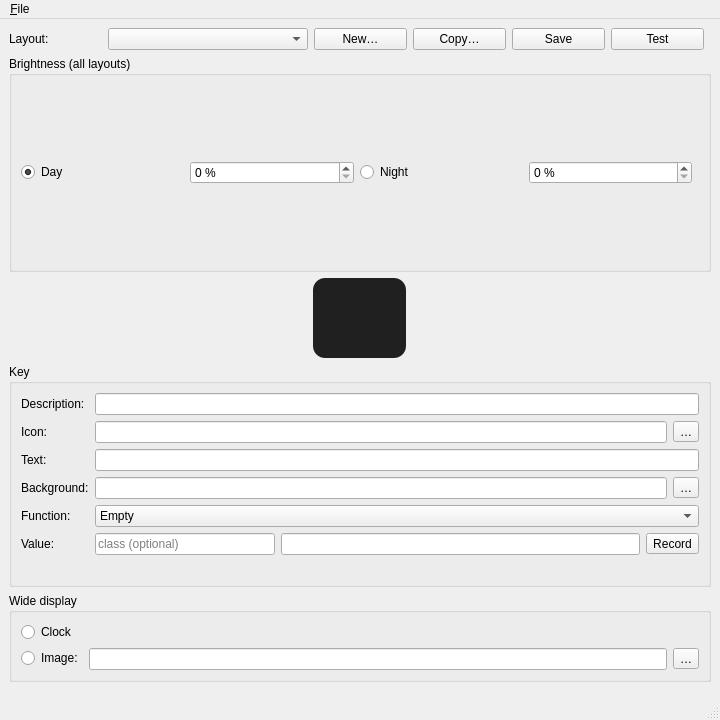
Before: the Qt Designer form layout-editor/main_window.ui in paulsommer/ulanzi-d200-tools, drawn with Qt 5.
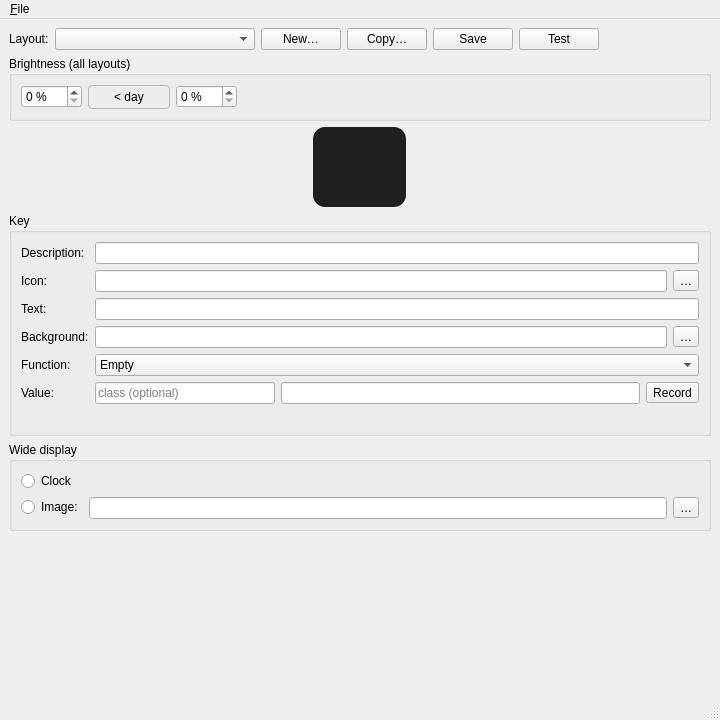
After: the same form once the commit is applied. Icons and pictures are not drawn. Custom widgets are drawn as their Qt base class.

Commit message:
Layout editor 1.4.2: day/night toggle button with gradient
Replace the Day/Night radio buttons with a checkable button between the two
brightness spin boxes. It reads "< day" or "night >" and is filled with a sky
blue or orange-red gradient towards the active spin box.

What changed in the file:
```diff
--- a/layout-editor/main_window.ui
+++ b/layout-editor/main_window.ui
@@ -13,6 +13,9 @@
   <property name="windowTitle">
    <string>D200 Layout Editor</string>
   </property>
+  <property name="layoutDirection">
+   <enum>Qt::LayoutDirection::LeftToRight</enum>
+  </property>
   <widget class="QWidget" name="centralwidget">
    <layout class="QVBoxLayout" name="mainLayout">
     <item>
@@ -70,6 +73,12 @@
         <property name="orientation">
          <enum>Qt::Orientation::Horizontal</enum>
         </property>
+        <property name="sizeHint" stdset="0">
+         <size>
+          <width>0</width>
+          <height>0</height>
+         </size>
+        </property>
        </spacer>
       </item>
      </layout>
@@ -80,16 +89,6 @@
        <string>Brightness (all layouts)</string>
       </property>
       <layout class="QHBoxLayout" name="brightnessLayout">
-        <item>
-         <widget class="QRadioButton" name="dayRadio">
-          <property name="text">
-           <string>Day</string>
-          </property>
-          <property name="checked">
-           <bool>true</bool>
-          </property>
-         </widget>
-        </item>
         <item>
          <widget class="QSpinBox" name="dayBrightnessSpin">
           <property name="toolTip">
@@ -107,9 +106,33 @@
          </widget>
         </item>
         <item>
-         <widget class="QRadioButton" name="nightRadio">
+        <widget class="QPushButton" name="nightModeButton">
+         <property name="toolTip">
+          <string>Switch between day and night brightness</string>
+         </property>
+         <property name="styleSheet">
+          <string>QPushButton {
+    border: 1px solid palette(mid);
+    border-radius: 4px;
+    padding: 4px 10px;
+    min-width: 60px;
+}
+QPushButton:!checked {
+    background: qlineargradient(x1:0, y1:0, x2:1, y2:0,
+                                stop:0 rgba(135, 206, 235, 153),
+                                stop:0.667 rgba(135, 206, 235, 0));
+}
+QPushButton:checked {
+    background: qlineargradient(x1:0, y1:0, x2:1, y2:0,
+                                stop:0.333 rgba(255, 69, 0, 0),
+                                stop:1 rgba(255, 69, 0, 153));
+}</string>
+         </property>
           <property name="text">
-           <string>Night</string>
+          <string>&lt; day</string>
+         </property>
+         <property name="checkable">
+          <bool>true</bool>
           </property>
          </widget>
         </item>
@@ -134,6 +157,12 @@
           <property name="orientation">
            <enum>Qt::Orientation::Horizontal</enum>
           </property>
+         <property name="sizeHint" stdset="0">
+          <size>
+           <width>0</width>
+           <height>0</height>
+          </size>
+         </property>
          </spacer>
         </item>
       </layout>
@@ -262,10 +291,26 @@
            </item>
            <item row="4" column="1">
             <widget class="QComboBox" name="functionCombo">
-             <item><property name="text"><string>Empty</string></property></item>
-             <item><property name="text"><string>Key (d200-key)</string></property></item>
-             <item><property name="text"><string>Program (d200-raise)</string></property></item>
-             <item><property name="text"><string>Command</string></property></item>
+             <item>
+              <property name="text">
+               <string>Empty</string>
+              </property>
+             </item>
+             <item>
+              <property name="text">
+               <string>Key (d200-key)</string>
+              </property>
+             </item>
+             <item>
+              <property name="text">
+               <string>Program (d200-raise)</string>
+              </property>
+             </item>
+             <item>
+              <property name="text">
+               <string>Command</string>
+              </property>
+             </item>
             </widget>
            </item>
            <item row="5" column="0">
@@ -370,6 +415,12 @@
           <property name="orientation">
            <enum>Qt::Orientation::Vertical</enum>
           </property>
+          <property name="sizeHint" stdset="0">
+           <size>
+            <width>0</width>
+            <height>0</height>
+           </size>
+          </property>
          </spacer>
         </item>
        </layout>
```
Left out of the diff: 95 changed lines with no effect on the pictures. Lines whose indentation alone changed are shown as unchanged. The commit also changes 5 other files.
